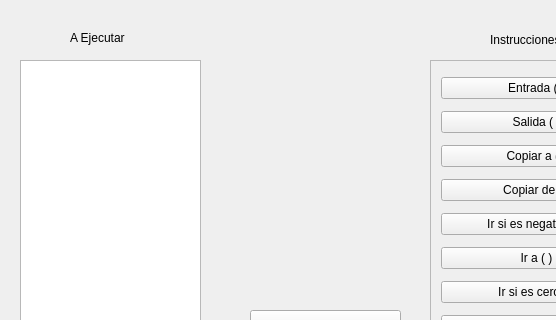
First picture: the form in Interfaz.ui, repository AlexandroCode/pgmAlgoritmos, before the edit; both pictures show x 0 to 556 and y 0 to 320 of the 660 by 573 pixel window.
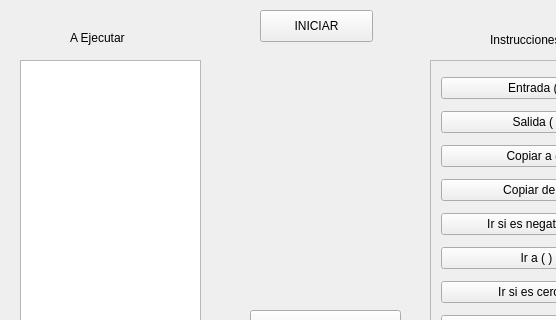
Second picture: the form after the edit.

Commit message: Ventana de inicio reparada

What changed in the file:
```diff
--- a/Interfaz.ui
+++ b/Interfaz.ui
@@ -328,6 +328,19 @@
      <string>Suelo</string>
     </property>
    </widget>
+   <widget class="QPushButton" name="btnstart">
+    <property name="geometry">
+     <rect>
+      <x>260</x>
+      <y>10</y>
+      <width>113</width>
+      <height>32</height>
+     </rect>
+    </property>
+    <property name="text">
+     <string>INICIAR</string>
+    </property>
+   </widget>
   </widget>
   <widget class="QMenuBar" name="menubar">
    <property name="geometry">
```
Left out of the diff: 2 changed lines with no effect on the pictures.
